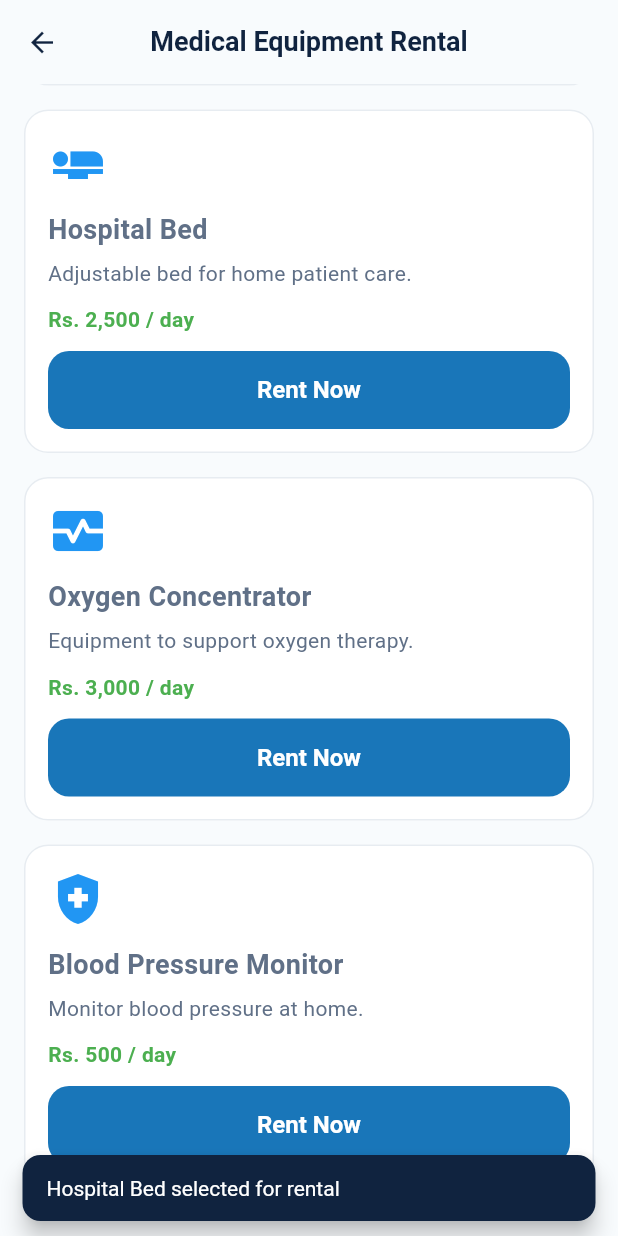
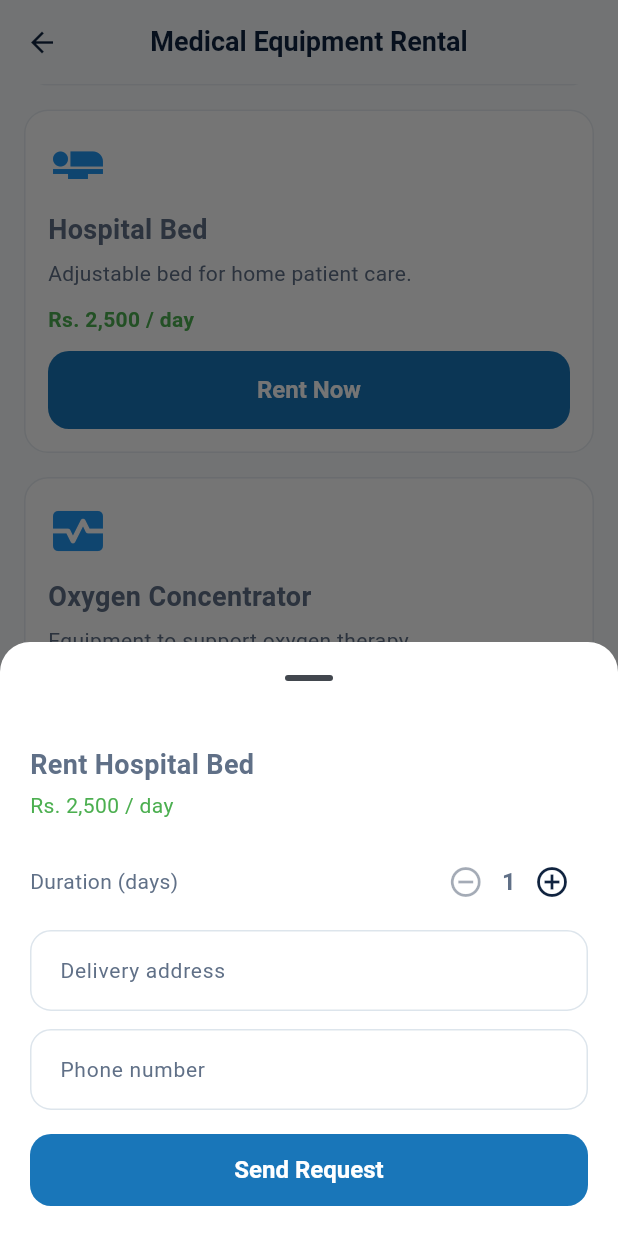
Before and after one commit to H3shanG/CareLink, a Flutter app: the EquipmentRentalScreen screen opened by its route, scrolled down 290 dp, after a tap on "Rent Now", on a phone screen of 412 x 824 dp. Run offline on Flutter 3.47's test engine with Material 3 defaults, Android fonts, the phone set to English and light mode, and no system bars; our stand-ins replace cloud_firestore, firebase_auth, firebase_core, geolocator; accounts and stored records are empty.

Commit message:
Connect medical equipment rental to Firestore

```diff
--- /dev/null
+++ b/lib/src/features/equipment_rental/data/equipment_rental_repository.dart
@@ -0,0 +1,48 @@
+import 'package:cloud_firestore/cloud_firestore.dart';
+
+import '../../auth/services/auth_service.dart';
+
+class EquipmentRentalRepository {
+  final CollectionReference<Map<String, dynamic>> _col =
+      FirebaseFirestore.instance.collection('equipment_rentals');
+
+  // Creates a rental request for the signed-in user
+  Future<void> createRental({
+    required String equipment,
+    required String price,
+    required int duration,
+    required String address,
+    required String phone,
+  }) async {
+    final uid = AuthService.requireUserId();
+
+    await _col.add({
+      'userId': uid,
+      'equipment': equipment,
+      'price': price,
+      'duration': duration,
+      'address': address,
+      'phone': phone,
+      'status': 'Pending',
+      'createdAt': FieldValue.serverTimestamp(),
+      'updatedAt': FieldValue.serverTimestamp(),
+    });
+  }
+
+  // Only the signed-in user's own rentals (newest first is sorted in the UI)
+  Stream<List<Map<String, dynamic>>> watchMyRentals() {
+    final uid = AuthService.requireUserId();
+    return _col
+        .where('userId', isEqualTo: uid)
+        .snapshots()
+        .map((snap) =>
+            snap.docs.map((d) => {'id': d.id, ...d.data()}).toList());
+  }
+
+  Future<void> cancelRental(String rentalId) {
+    return _col.doc(rentalId).update({
+      'status': 'Cancelled',
+      'updatedAt': FieldValue.serverTimestamp(),
+    });
+  }
+}
--- a/lib/src/features/equipment_rental/presentation/equipment_rental_screen.dart
+++ b/lib/src/features/equipment_rental/presentation/equipment_rental_screen.dart
@@ -1,4 +1,6 @@
 import 'package:flutter/material.dart';
+
+import '../data/equipment_rental_repository.dart';
 
 class EquipmentRentalScreen extends StatelessWidget {
   const EquipmentRentalScreen({super.key});
@@ -89,11 +91,7 @@ class EquipmentRentalScreen extends StatelessWidget {
             SizedBox(
               width: double.infinity,
               child: ElevatedButton(
-                onPressed: () {
-                  ScaffoldMessenger.of(context).showSnackBar(
-                    SnackBar(content: Text('$name selected for rental')),
-                  );
-                },
+                onPressed: () => _openRentSheet(context, name, price),
                 child: const Text('Rent Now'),
               ),
             ),
@@ -102,4 +100,164 @@ class EquipmentRentalScreen extends StatelessWidget {
       ),
     );
   }
+
+  void _openRentSheet(BuildContext context, String name, String price) {
+    showModalBottomSheet(
+      context: context,
+      isScrollControlled: true,
+      shape: const RoundedRectangleBorder(
+        borderRadius: BorderRadius.vertical(top: Radius.circular(20)),
+      ),
+      builder: (_) => _RentSheet(equipment: name, price: price),
+    );
+  }
 }
+
+class _RentSheet extends StatefulWidget {
+  final String equipment;
+  final String price;
+  const _RentSheet({required this.equipment, required this.price});
+
+  @override
+  State<_RentSheet> createState() => _RentSheetState();
+}
+
+class _RentSheetState extends State<_RentSheet> {
+  final _formKey = GlobalKey<FormState>();
+  final _addressCtrl = TextEditingController();
+  final _phoneCtrl = TextEditingController();
+  final _repo = EquipmentRentalRepository();
+  int _duration = 1;
+  bool _submitting = false;
+
+  @override
+  void dispose() {
+    _addressCtrl.dispose();
+    _phoneCtrl.dispose();
+    super.dispose();
+  }
+
+  Future<void> _submit() async {
+    if (_submitting) return;
+    if (!_formKey.currentState!.validate()) return;
+
+    setState(() => _submitting = true);
+    try {
+      await _repo
+          .createRental(
+            equipment: widget.equipment,
+            price: widget.price,
+            duration: _duration,
+            address: _addressCtrl.text.trim(),
+            phone: _phoneCtrl.text.trim(),
+          )
+          .timeout(const Duration(seconds: 15));
+    } catch (e) {
+      debugPrint('Equipment rental failed: $e');
+      if (!mounted) return;
+      setState(() => _submitting = false);
+      ScaffoldMessenger.of(context).showSnackBar(
+        const SnackBar(
+          content: Text('Could not send the request. Please try again.'),
+        ),
+      );
+      return;
+    }
+
+    if (!mounted) return;
+    final messenger = ScaffoldMessenger.of(context);
+    Navigator.pop(context);
+    messenger.showSnackBar(
+      SnackBar(content: Text('${widget.equipment} rental request sent')),
+    );
+  }
+
+  @override
+  Widget build(BuildContext context) {
+    return Padding(
+      padding: EdgeInsets.only(
+        left: 20,
+        right: 20,
+        top: 20,
+        bottom: MediaQuery.of(context).viewInsets.bottom + 20,
+      ),
+      child: Form(
+        key: _formKey,
+        child: SingleChildScrollView(
+          child: Column(
+            mainAxisSize: MainAxisSize.min,
+            crossAxisAlignment: CrossAxisAlignment.start,
+            children: [
+              Text(
+                'Rent ${widget.equipment}',
+                style:
+                    const TextStyle(fontSize: 18, fontWeight: FontWeight.bold),
+              ),
+              const SizedBox(height: 4),
+              Text(widget.price,
+                  style: const TextStyle(color: Colors.green)),
+              const SizedBox(height: 16),
+              Row(
+                children: [
+                  const Text('Duration (days)'),
+                  const Spacer(),
+                  IconButton(
+                    onPressed:
+                        _duration > 1 ? () => setState(() => _duration--) : null,
+                    icon: const Icon(Icons.remove_circle_outline),
+                  ),
+                  Text('$_duration',
+                      style: const TextStyle(
+                          fontSize: 16, fontWeight: FontWeight.w600)),
+                  IconButton(
+                    onPressed:
+                        _duration < 30 ? () => setState(() => _duration++) : null,
+                    icon: const Icon(Icons.add_circle_outline),
+                  ),
+                ],
+              ),
+              const SizedBox(height: 8),
+              TextFormField(
+                controller: _addressCtrl,
+                decoration: const InputDecoration(
+                  labelText: 'Delivery address',
+                  border: OutlineInputBorder(),
+                ),
+                validator: (v) => (v == null || v.trim().isEmpty)
+                    ? 'Enter delivery address'
+                    : null,
+              ),
+              const SizedBox(height: 12),
+              TextFormField(
+                controller: _phoneCtrl,
+                keyboardType: TextInputType.phone,
+                decoration: const InputDecoration(
+                  labelText: 'Phone number',
+                  border: OutlineInputBorder(),
+                ),
+                validator: (v) => (v == null || v.trim().isEmpty)
+                    ? 'Enter phone number'
+                    : null,
+              ),
+              const SizedBox(height: 16),
+              SizedBox(
+                width: double.infinity,
+                height: 48,
+                child: ElevatedButton(
+                  onPressed: _submitting ? null : _submit,
+                  child: _submitting
+                      ? const SizedBox(
+                          width: 22,
+                          height: 22,
+                          child: CircularProgressIndicator(strokeWidth: 2),
+                        )
+                      : const Text('Send Request'),
+                ),
+              ),
+            ],
+          ),
+        ),
+      ),
+    );
+  }
+}
```
Also changed, not shown: 1 other file.
